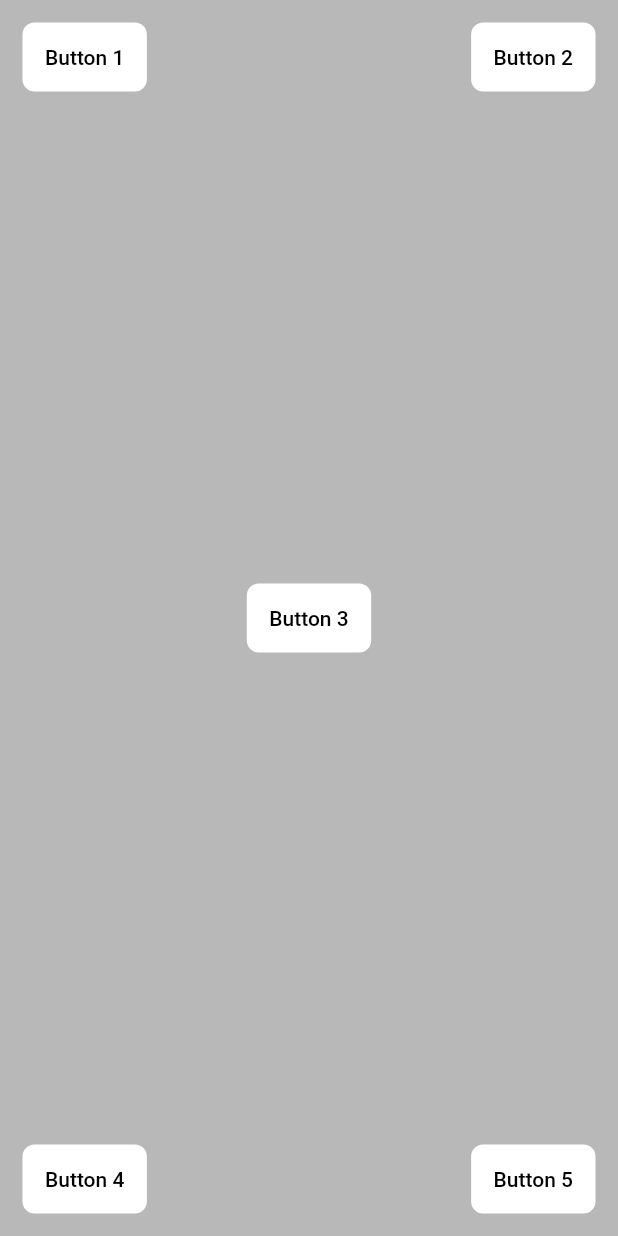
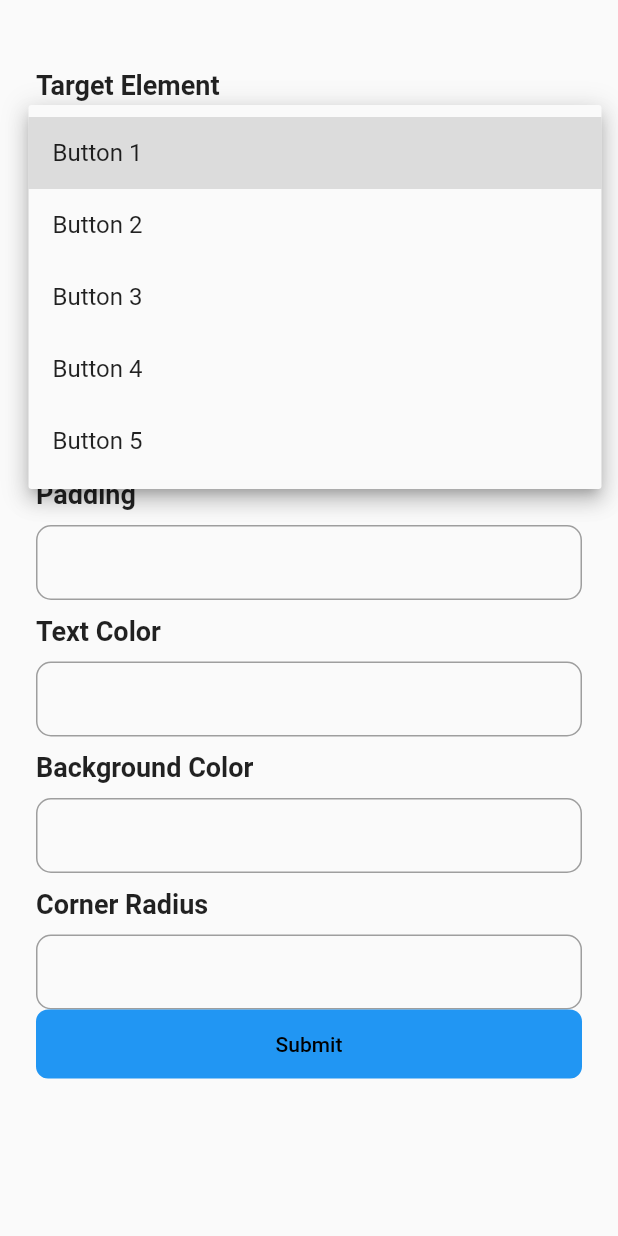
Before and after one commit to NipunGandhi/tooltip_plotline, a Flutter app: the screen it shows after launch, after a tap on "Button 1", on a phone screen of 412 x 824 dp. Run offline on Flutter 3.47's test engine with Material 2 defaults, Android fonts, the phone set to English and light mode, and no system bars.

Commit message:
Tooltip screen

```diff
--- a/lib/config/colors/colors.dart
+++ b/lib/config/colors/colors.dart
@@ -10,6 +10,7 @@ class PlotlineColor {
   //Background Color
   static const Color background1 = Color.fromRGBO(184, 184, 184, 1);
   static const Color background2 = Color.fromRGBO(255, 255, 255, 1);
+  static const Color background3 = Color.fromRGBO(245, 245, 245, 1);
 
   // Line Divider colors
   static const dividerDark = Color.fromRGBO(54, 52, 59, 1);
--- a/lib/main.dart
+++ b/lib/main.dart
@@ -1,18 +1,15 @@
 import 'package:flutter/material.dart';
-import 'package:tooltip_plotline/screens/homescreen.dart';
+import 'package:tooltip_plotline/screens/render_screen.dart';
 
 void main() {
-  runApp(const MyApp());
+  runApp(MyApp());
 }
 
 class MyApp extends StatelessWidget {
-  const MyApp({super.key});
-
   @override
   Widget build(BuildContext context) {
-    return const MaterialApp(
-      debugShowCheckedModeBanner: false,
-      home: HomeScreen(),
+    return MaterialApp(
+      home: RenderScreen(),
     );
   }
 }
--- /dev/null
+++ b/lib/screens/render_screen.dart
@@ -0,0 +1,95 @@
+import 'package:flutter/material.dart';
+import 'package:tooltip_plotline/widget/custom_button.dart';
+import 'package:tooltip_plotline/widget/custom_dropdown.dart';
+import 'package:tooltip_plotline/widget/custom_textfield.dart';
+
+class RenderScreen extends StatelessWidget {
+  RenderScreen({super.key});
+  final String selectedTarget = 'Button 1';
+  final TextEditingController textEditingController = TextEditingController();
+  final TextEditingController textSizeController = TextEditingController();
+  final TextEditingController paddingController = TextEditingController();
+  final TextEditingController textColorController = TextEditingController();
+  final TextEditingController bgColorController = TextEditingController();
+  final TextEditingController cornerRadiusController = TextEditingController();
+
+  @override
+  Widget build(BuildContext context) {
+    return SafeArea(
+      child: Scaffold(
+        body: SingleChildScrollView(
+          child: Padding(
+            padding: const EdgeInsets.symmetric(vertical: 36.0, horizontal: 24),
+            child: Column(
+              crossAxisAlignment: CrossAxisAlignment.stretch,
+              children: [
+                // Dropdown for selecting the target element
+                BuildDropDown(
+                    label: 'Target Element', selectedTarget: selectedTarget),
+
+                // Text field for tooltip text
+                BuildTextField(
+                    label: 'Tooltip Text', controller: textEditingController),
+
+                // Text field for text size
+                BuildTextField(
+                    label: 'Text Size', controller: textSizeController),
+
+                // Text field for padding
+                BuildTextField(label: 'Padding', controller: paddingController),
+
+                // Text field for text color
+                BuildTextField(
+                    label: 'Text Color', controller: textColorController),
+
+                // Text field for background color
+                BuildTextField(
+                    label: 'Background Color', controller: bgColorController),
+
+                // Text field for corner radius
+                BuildTextField(
+                    label: 'Corner Radius', controller: cornerRadiusController),
+
+                // Submit button
+                CustomButton(
+                  width: 40,
+                  color: Colors.blue,
+                  onPressed: () {
+                    final String tooltipText = textEditingController.text;
+                    final double textSize =
+                        double.tryParse(textSizeController.text) ?? 16.0;
+                    final double padding =
+                        double.tryParse(paddingController.text) ?? 8.0;
+                    final Color textColor = getColor(textColorController.text);
+                    final Color bgColor = getColor(bgColorController.text);
+                    final double cornerRadius =
+                        double.tryParse(cornerRadiusController.text) ?? 0.0;
+
+                    // Do something with the values, e.g., show a tooltip
+                    // For demonstration, we will print the values here
+                    print('Selected Target: $selectedTarget');
+                    print('Tooltip Text: $tooltipText');
+                    print('Text Size: $textSize');
+                    print('Padding: $padding');
+                    print('Text Color: $textColor');
+                    print('Background Color: $bgColor');
+                    print('Corner Radius: $cornerRadius');
+                  },
+                  text: 'Submit',
+                ),
+              ],
+            ),
+          ),
+        ),
+      ),
+    );
+  }
+
+  Color getColor(String colorHex) {
+    try {
+      return Color(int.parse(colorHex.replaceAll("#", "0xFF")));
+    } catch (e) {
+      return Colors.black;
+    }
+  }
+}
--- /dev/null
+++ b/lib/widget/custom_dropdown.dart
@@ -0,0 +1,48 @@
+import 'package:flutter/material.dart';
+
+class BuildDropDown extends StatelessWidget {
+  const BuildDropDown(
+      {super.key, required this.label, required this.selectedTarget});
+  final String label;
+  final String selectedTarget;
+
+  @override
+  Widget build(BuildContext context) {
+    return Column(
+      crossAxisAlignment: CrossAxisAlignment.start,
+      children: [
+        const SizedBox(height: 10),
+        Text(
+          label,
+          style: const TextStyle(fontSize: 18, fontWeight: FontWeight.bold),
+        ),
+        const SizedBox(height: 10),
+        Container(
+          decoration: BoxDecoration(
+            borderRadius: BorderRadius.circular(10.0),
+            border: Border.all(color: Colors.grey),
+          ),
+          padding: const EdgeInsets.symmetric(horizontal: 10),
+          child: DropdownButtonFormField<String>(
+            value: selectedTarget,
+            onChanged: (String? newValue) {
+              // selectedTarget = newValue!;
+            },
+            items: <String>[
+              'Button 1',
+              'Button 2',
+              'Button 3',
+              'Button 4',
+              'Button 5',
+            ].map<DropdownMenuItem<String>>((String value) {
+              return DropdownMenuItem<String>(
+                value: value,
+                child: Text(value),
+              );
+            }).toList(),
+          ),
+        ),
+      ],
+    );
+  }
+}
--- /dev/null
+++ b/lib/widget/custom_textfield.dart
@@ -0,0 +1,35 @@
+import 'package:flutter/material.dart';
+
+class BuildTextField extends StatelessWidget {
+  const BuildTextField({super.key, required this.label, required this.controller});
+  final String label;
+  final TextEditingController controller;
+
+  @override
+  Widget build(BuildContext context) {
+    return Column(
+      crossAxisAlignment: CrossAxisAlignment.start,
+      children: [
+        const SizedBox(height: 10),
+        Text(
+          label,
+          style: const TextStyle(fontSize: 18, fontWeight: FontWeight.bold),
+        ),
+        const SizedBox(height: 10),
+        Container(
+          decoration: BoxDecoration(
+            borderRadius: BorderRadius.circular(10.0),
+            border: Border.all(color: Colors.grey),
+          ),
+          child: TextField(
+            controller: controller,
+            decoration: const InputDecoration(
+              border: InputBorder.none,
+              contentPadding: EdgeInsets.symmetric(horizontal: 10.0),
+            ),
+          ),
+        ),
+      ],
+    );
+  }
+}
```
